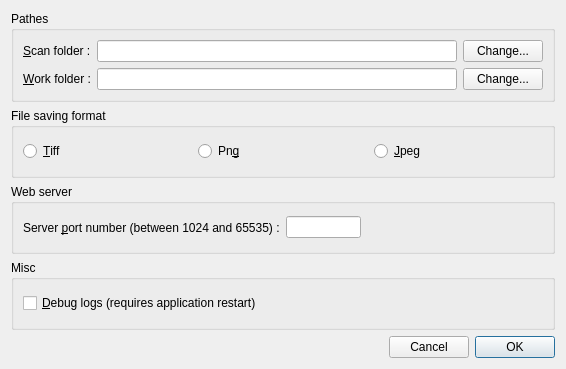
gehelem/als, file src/als/ui/prefs_ui.ui: the form before one commit.
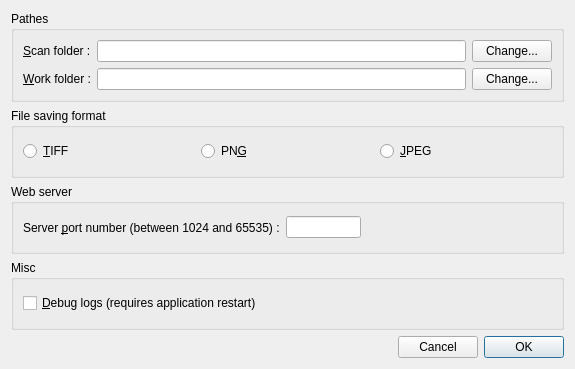
The form after the commit.

Commit message: Capitalize file formats in preferences dialog

```diff
--- a/src/als/ui/prefs_ui.ui
+++ b/src/als/ui/prefs_ui.ui
@@ -6,7 +6,7 @@
    <rect>
     <x>0</x>
     <y>0</y>
-    <width>566</width>
+    <width>575</width>
     <height>369</height>
    </rect>
   </property>
@@ -100,21 +100,21 @@
       <item>
        <widget class="QRadioButton" name="radioSaveTiff">
         <property name="text">
-         <string>&amp;Tiff</string>
+         <string>&amp;TIFF</string>
         </property>
        </widget>
       </item>
       <item>
        <widget class="QRadioButton" name="radioSavePng">
         <property name="text">
-         <string>Pn&amp;g</string>
+         <string>PN&amp;G</string>
         </property>
        </widget>
       </item>
       <item>
        <widget class="QRadioButton" name="radioSaveJpeg">
         <property name="text">
-         <string>&amp;Jpeg</string>
+         <string>&amp;JPEG</string>
         </property>
        </widget>
       </item>
```
